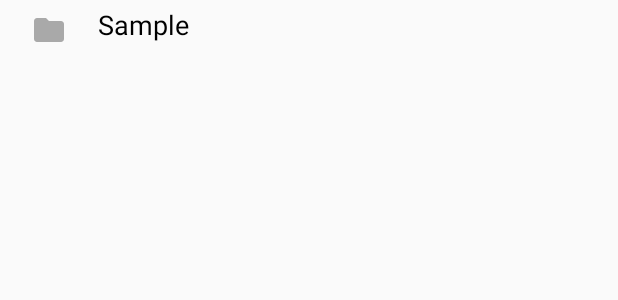
After one commit to ayushdubey003/VideoPlayer, an Android app: the layout videoitems.xml on its own in the app's theme, with its tools: preview values and no code run, on a phone screen of 412 x 824 dp. The commit adds this screen. Shown: the top 300 px of the screen. Run offline under Robolectric (Android 15) with nearby library versions, the phone set to English and light mode, and no system bars.

Commit message:
Add Video ListView and getter and setter functions

```diff
--- a/app/src/main/res/layout/activity_video.xml
+++ b/app/src/main/res/layout/activity_video.xml
@@ -2,8 +2,10 @@
 <ListView xmlns:android="http://schemas.android.com/apk/res/android"
     xmlns:app="http://schemas.android.com/apk/res-auto"
     xmlns:tools="http://schemas.android.com/tools"
+    android:id="@+id/videolist"
     android:layout_width="match_parent"
     android:layout_height="match_parent"
+    android:divider="@null"
     tools:context=".VideoActivity">
 
 </ListView>
--- /dev/null
+++ b/app/src/main/res/layout/videoitems.xml
@@ -0,0 +1,32 @@
+<?xml version="1.0" encoding="utf-8"?>
+<LinearLayout xmlns:android="http://schemas.android.com/apk/res/android"
+    xmlns:tools="http://schemas.android.com/tools"
+    android:layout_width="match_parent"
+    android:layout_height="match_parent"
+    android:orientation="vertical">
+
+    <LinearLayout
+        android:layout_width="match_parent"
+        android:layout_height="wrap_content">
+
+        <ImageView
+            android:id="@+id/folderimg"
+            android:layout_width="0dp"
+            android:layout_height="wrap_content"
+            android:layout_gravity="center"
+            android:layout_margin="8dp"
+            android:layout_weight="1"
+            android:src="@drawable/ic_folder_black_24dp" />
+
+        <TextView
+            android:id="@+id/videoname"
+            android:layout_width="0dp"
+            android:layout_height="wrap_content"
+            android:layout_weight="7"
+            android:paddingBottom="4dp"
+            android:paddingTop="4dp"
+            android:textColor="#000000"
+            android:textSize="18sp"
+            tools:text="Sample" />
+    </LinearLayout>
+</LinearLayout>
```
Also changed, not shown: app/src/main/java/com/ayush/videoplayer/Video.java (added, +27 -0 lines), app/src/main/java/com/ayush/videoplayer/VideoActivity.java (+16 -1 lines).
